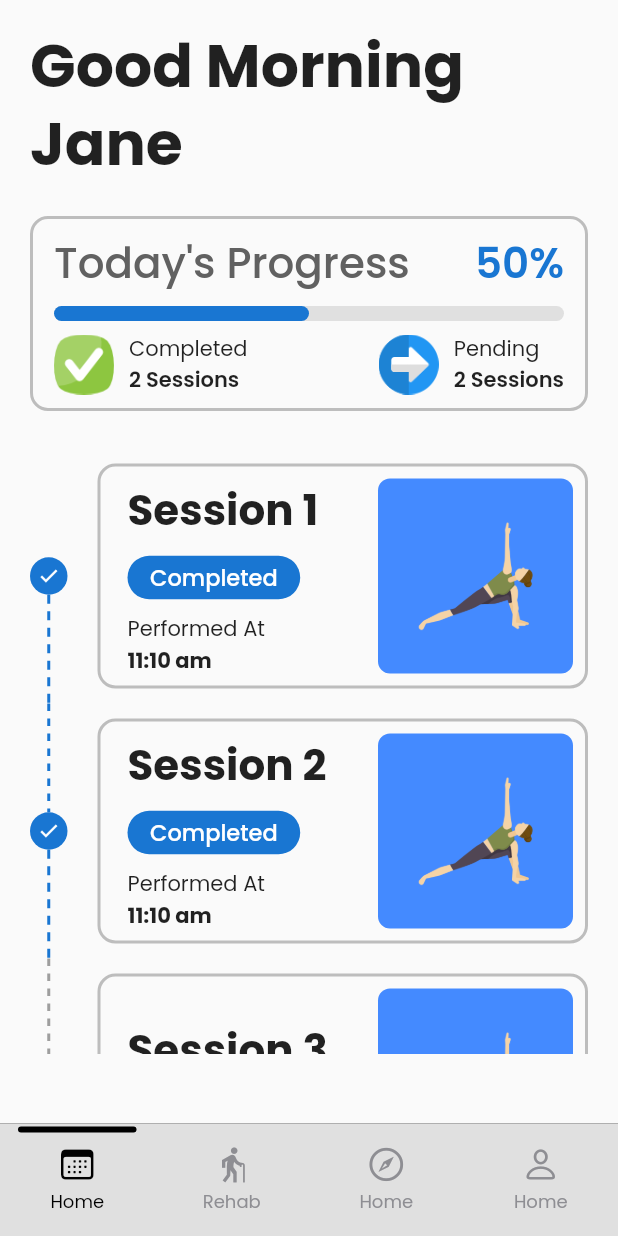
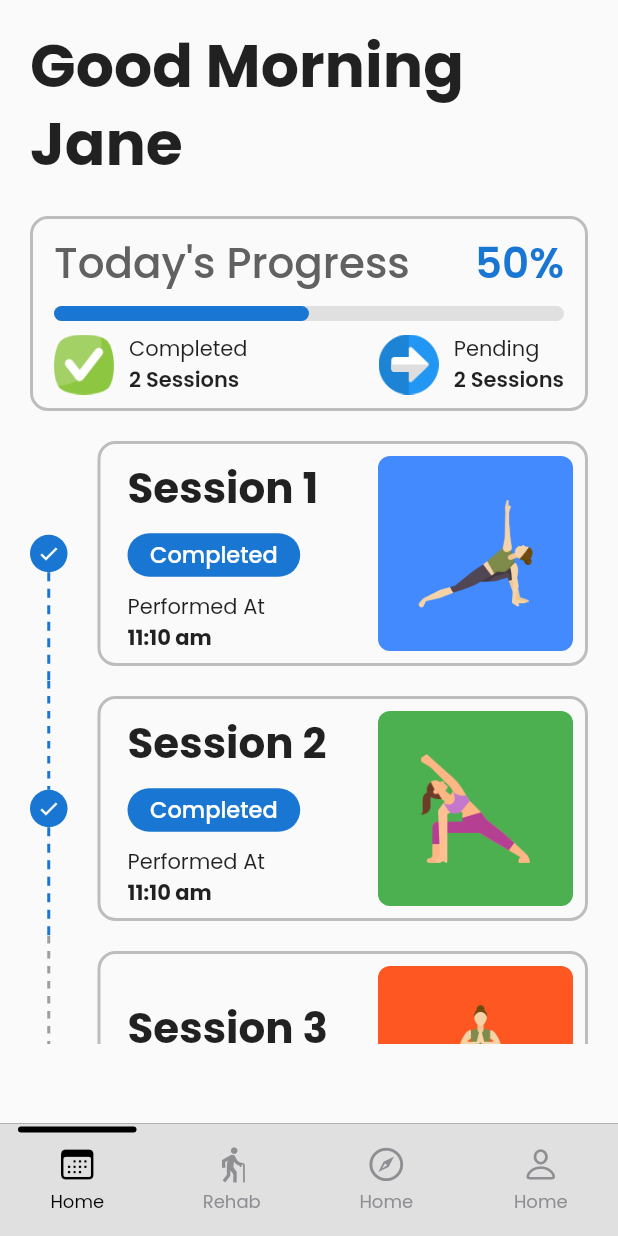
Before and after one commit to SP-XD/Yoga, a Flutter app: the screen it shows after launch, on a phone screen of 412 x 824 dp. Run offline on Flutter 3.47's test engine with Material 2 defaults, Android fonts, the phone set to English and light mode, and no system bars; drawn by our look-alikes of percent_indicator, persistent_bottom_nav_bar, timelines; our stand-ins replace device_preview, font_awesome_flutter, get, google_fonts.

Commit message:
feat: added unit testing array, other changes
1. reduced height between progress banner and session screen

```diff
--- a/lib/pages/home_page.dart
+++ b/lib/pages/home_page.dart
@@ -30,6 +30,34 @@ class _HomePageState extends State<HomePage> {
     false,
     false,
   ];
+  var sessionBgColorArray = [
+    Colors.blueAccent,
+    Colors.green,
+    Colors.deepOrange,
+    Colors.purple,
+    Colors.blueAccent,
+    Colors.green,
+    Colors.deepOrange,
+    Colors.purple,
+    Colors.blueAccent,
+    Colors.green,
+    Colors.deepOrange,
+    Colors.purple,
+  ];
+  var sessionImgsArray = [
+    'assets/session_imgs/yoga-pose1.png',
+    'assets/session_imgs/yoga-pose2.png',
+    'assets/session_imgs/yoga-pose3.png',
+    'assets/session_imgs/yoga-pose4.png',
+    'assets/session_imgs/yoga-pose1.png',
+    'assets/session_imgs/yoga-pose2.png',
+    'assets/session_imgs/yoga-pose3.png',
+    'assets/session_imgs/yoga-pose4.png',
+    'assets/session_imgs/yoga-pose1.png',
+    'assets/session_imgs/yoga-pose2.png',
+    'assets/session_imgs/yoga-pose3.png',
+    'assets/session_imgs/yoga-pose4.png',
+  ];
 
   @override
   Widget build(BuildContext context) {
@@ -44,10 +72,10 @@ class _HomePageState extends State<HomePage> {
               children: [
                 progressBanner(),
                 const SizedBox(
-                  height: 25,
+                  height: 10,
                 ),
                 SizedBox(
-                  height: Get.height * 0.49,
+                  height: Get.height * 0.5,
                   child: ListView.builder(
                       //* hardcoded
                       itemCount: 12,
@@ -57,8 +85,8 @@ class _HomePageState extends State<HomePage> {
                             index + 1,
                             isCompletedArray[index],
                             '11:10 am',
-                            Colors.blueAccent,
-                            'assets/session_imgs/yoga-pose1.png');
+                            sessionBgColorArray[index],
+                            sessionImgsArray[index]);
                       }),
                 )
               ],
```
